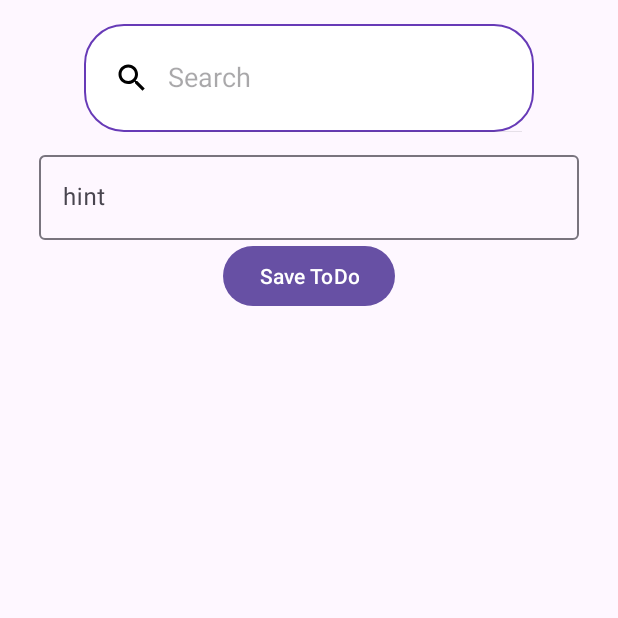
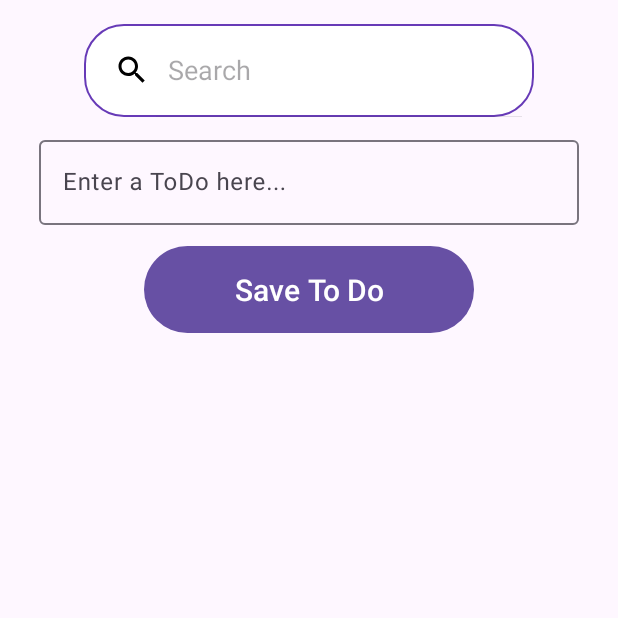
Before and after one commit to Jubayed-A/OIBSIP-To-Do-Apps, an Android app: the screen it shows after launch (MainActivity), on a phone screen of 412 x 824 dp, the top half of it. Run offline under Robolectric (Android 15) with nearby library versions, the phone set to English and light mode, and no system bars; our stand-ins replace Room's generated code, data binding.

Commit message:
fragment_to_do.xml file arrange and organized

```diff
--- a/app/src/main/res/layout/fragment_to_do.xml
+++ b/app/src/main/res/layout/fragment_to_do.xml
@@ -1,10 +1,11 @@
 <?xml version="1.0" encoding="utf-8"?>
 <layout xmlns:android="http://schemas.android.com/apk/res/android"
+    xmlns:app="http://schemas.android.com/apk/res-auto"
     xmlns:tools="http://schemas.android.com/tools"
-    xmlns:app="http://schemas.android.com/apk/res-auto"
     tools:context=".presentation.ui.fragment.ToDoFragment">
 
     <data>
+
         <variable
             name="viewModel"
             type="com.example.todoapps.presentation.viewModel.TodosViewModel" />
@@ -20,7 +21,7 @@
         <androidx.appcompat.widget.SearchView
             android:id="@+id/searchView"
             android:layout_width="300dp"
-            android:layout_height="72dp"
+            android:layout_height="62dp"
             android:layout_gravity="center"
             android:layout_marginBottom="10dp"
             android:background="@drawable/search_bg"
@@ -39,35 +40,39 @@
             android:layout_width="match_parent"
             android:layout_height="wrap_content"
             android:layout_marginStart="10dp"
-            android:layout_marginEnd="10dp">
+            android:layout_marginEnd="10dp"
+            app:endIconMode="clear_text">
 
             <com.google.android.material.textfield.TextInputEditText
                 android:id="@+id/etInput"
                 android:layout_width="match_parent"
                 android:layout_height="wrap_content"
-                android:hint="hint"
-                android:text="@={viewModel.newTodosTitle}"
-                android:inputType="text" />
+                android:hint="Enter a ToDo here..."
+                android:inputType="text"
+                android:text="@={viewModel.newTodosTitle}" />
 
         </com.google.android.material.textfield.TextInputLayout>
 
         <Button
             android:id="@+id/todoSave"
-            android:layout_width="wrap_content"
+            android:layout_width="220dp"
             android:layout_height="wrap_content"
             android:layout_gravity="center"
-            android:text="Save ToDo"
-            android:onClick="@{() -> viewModel.addTodo()}"/>
+            android:layout_marginTop="10dp"
+            android:layout_marginBottom="5dp"
+            android:onClick="@{() -> viewModel.addTodo()}"
+            android:padding="15dp"
+            android:text="Save To Do"
+            android:textSize="20sp" />
 
         <androidx.recyclerview.widget.RecyclerView
             android:id="@+id/todoList"
             android:layout_width="match_parent"
             android:layout_height="0dp"
+            android:layout_gravity="top"
             android:layout_weight="1"
-            android:layout_gravity="top"
-            app:spanCount="2"
             app:layoutManager="androidx.recyclerview.widget.GridLayoutManager"
-            />
+            app:spanCount="2" />
 
     </LinearLayout>
 </layout>
```
